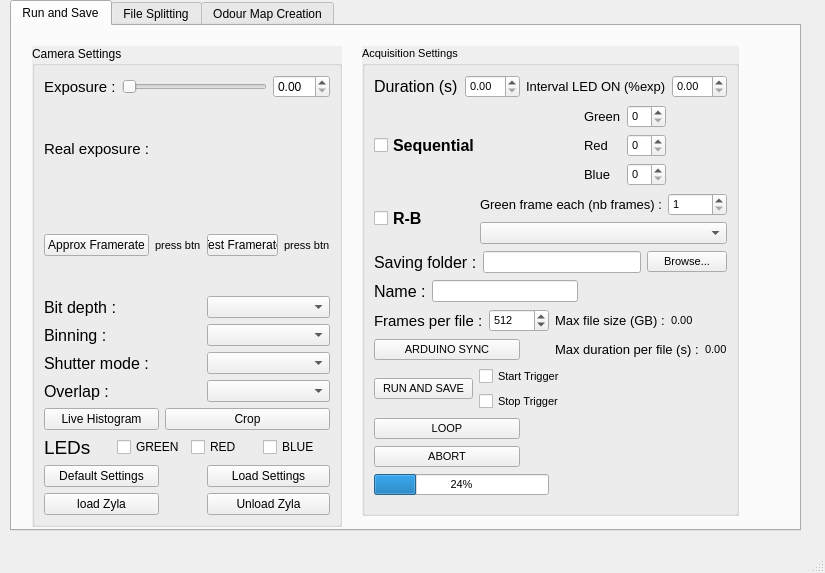
First picture: the form in isoi_window_V2.ui, repository JohnstonLab/OMMI, before the edit.
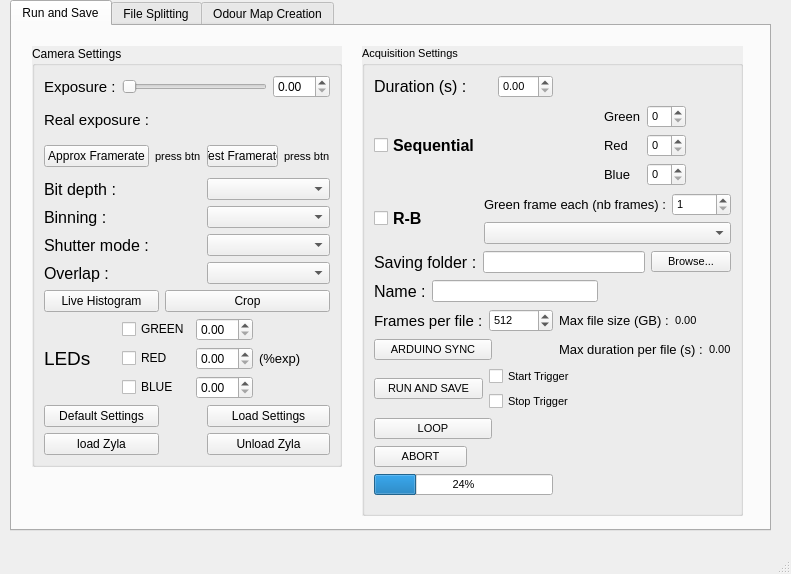
Second picture: the form after the edit.

Commit message: GUI modif + each LED illum time setup

The edit to the form file:
```diff
--- a/isoi_window_V2.ui
+++ b/isoi_window_V2.ui
@@ -6,8 +6,8 @@
    <rect>
     <x>0</x>
     <y>0</y>
-    <width>825</width>
-    <height>573</height>
+    <width>791</width>
+    <height>574</height>
    </rect>
   </property>
   <property name="windowTitle">
@@ -19,7 +19,7 @@
      <rect>
       <x>10</x>
       <y>0</y>
-      <width>791</width>
+      <width>761</width>
       <height>531</height>
      </rect>
     </property>
@@ -36,7 +36,7 @@
         <x>20</x>
         <y>20</y>
         <width>310</width>
-        <height>481</height>
+        <height>421</height>
        </rect>
       </property>
       <property name="autoFillBackground">
@@ -45,7 +45,7 @@
       <property name="title">
        <string>Camera Settings</string>
       </property>
-      <layout class="QGridLayout" name="gridLayout_2">
+      <layout class="QGridLayout" name="gridLayout_4">
        <item row="0" column="0">
         <widget class="QLabel" name="expLabel">
          <property name="font">
@@ -58,7 +58,33 @@
          </property>
         </widget>
        </item>
-       <item row="1" column="3">
+       <item row="0" column="1" colspan="3">
+        <layout class="QHBoxLayout" name="horizontalLayout_4">
+         <item>
+          <widget class="QSlider" name="expSlider">
+           <property name="orientation">
+            <enum>Qt::Horizontal</enum>
+           </property>
+          </widget>
+         </item>
+         <item>
+          <widget class="QDoubleSpinBox" name="C_expSb"/>
+         </item>
+        </layout>
+       </item>
+       <item row="1" column="0" colspan="2">
+        <widget class="QLabel" name="expLabel_2">
+         <property name="font">
+          <font>
+           <pointsize>11</pointsize>
+          </font>
+         </property>
+         <property name="text">
+          <string>Real exposure :</string>
+         </property>
+        </widget>
+       </item>
+       <item row="1" column="2">
         <widget class="QLabel" name="realExp">
          <property name="font">
           <font>
@@ -116,7 +142,7 @@
          </item>
         </layout>
        </item>
-       <item row="3" column="0">
+       <item row="3" column="0" colspan="2">
         <widget class="QLabel" name="label_7">
          <property name="font">
           <font>
@@ -191,7 +217,7 @@
         </widget>
        </item>
        <item row="8" column="0" colspan="4">
-        <layout class="QHBoxLayout" name="horizontalLayout_6">
+        <layout class="QHBoxLayout" name="horizontalLayout_3">
          <item>
           <widget class="QLabel" name="label_2">
            <property name="font">
@@ -205,23 +231,48 @@
           </widget>
          </item>
          <item>
-          <widget class="QCheckBox" name="Green">
-           <property name="text">
-            <string>GREEN</string>
-           </property>
-          </widget>
+          <layout class="QGridLayout" name="gridLayout_2">
+           <item row="0" column="0">
+            <widget class="QCheckBox" name="Green">
+             <property name="text">
+              <string>GREEN</string>
+             </property>
+            </widget>
+           </item>
+           <item row="0" column="1">
+            <widget class="QDoubleSpinBox" name="gExpRatio"/>
+           </item>
+           <item row="1" column="0">
+            <widget class="QCheckBox" name="Red">
+             <property name="text">
+              <string>RED</string>
+             </property>
+            </widget>
+           </item>
+           <item row="1" column="1">
+            <widget class="QDoubleSpinBox" name="rExpRatio"/>
+           </item>
+           <item row="2" column="0">
+            <widget class="QCheckBox" name="Blue">
+             <property name="text">
+              <string>BLUE</string>
+             </property>
+            </widget>
+           </item>
+           <item row="2" column="1">
+            <widget class="QDoubleSpinBox" name="bExpRatio"/>
+           </item>
+          </layout>
          </item>
          <item>
-          <widget class="QCheckBox" name="Red">
-           <property name="text">
-            <string>RED</string>
+          <widget class="QLabel" name="label_15">
+           <property name="font">
+            <font>
+             <pointsize>10</pointsize>
+            </font>
            </property>
-          </widget>
-         </item>
-         <item>
-          <widget class="QCheckBox" name="Blue">
            <property name="text">
-            <string>BLUE</string>
+            <string>(%exp)</string>
            </property>
           </widget>
          </item>
@@ -234,39 +285,6 @@
          </property>
         </widget>
        </item>
-       <item row="10" column="0" colspan="2">
-        <widget class="QPushButton" name="loadBtn">
-         <property name="text">
-          <string>load Zyla</string>
-         </property>
-        </widget>
-       </item>
-       <item row="1" column="0" colspan="2">
-        <widget class="QLabel" name="expLabel_2">
-         <property name="font">
-          <font>
-           <pointsize>11</pointsize>
-          </font>
-         </property>
-         <property name="text">
-          <string>Real exposure :</string>
-         </property>
-        </widget>
-       </item>
-       <item row="0" column="1" colspan="3">
-        <layout class="QHBoxLayout" name="horizontalLayout_4">
-         <item>
-          <widget class="QSlider" name="expSlider">
-           <property name="orientation">
-            <enum>Qt::Horizontal</enum>
-           </property>
-          </widget>
-         </item>
-         <item>
-          <widget class="QDoubleSpinBox" name="C_expSb"/>
-         </item>
-        </layout>
-       </item>
        <item row="9" column="3">
         <widget class="QPushButton" name="loadSettingsFileBtn">
          <property name="text">
@@ -274,6 +292,13 @@
          </property>
         </widget>
        </item>
+       <item row="10" column="0" colspan="2">
+        <widget class="QPushButton" name="loadBtn">
+         <property name="text">
+          <string>load Zyla</string>
+         </property>
+        </widget>
+       </item>
        <item row="10" column="3">
         <widget class="QPushButton" name="unloadBtn">
          <property name="text">
@@ -307,7 +332,7 @@
        <rect>
         <x>350</x>
         <y>20</y>
-        <width>377</width>
+        <width>381</width>
         <height>470</height>
        </rect>
       </property>
@@ -335,38 +360,6 @@
          </property>
         </widget>
        </item>
-       <item row="0" column="1">
-        <widget class="QDoubleSpinBox" name="experimentDuration"/>
-       </item>
-       <item row="0" column="2" colspan="3">
-        <widget class="QLabel" name="label_15">
-         <property name="font">
-          <font>
-           <pointsize>10</pointsize>
-          </font>
-         </property>
-         <property name="text">
-          <string>Interval LED ON (%exp)</string>
-         </property>
-        </widget>
-       </item>
-       <item row="0" column="5">
-        <widget class="QDoubleSpinBox" name="expRatio"/>
-       </item>
-       <item row="1" column="0" colspan="2">
-        <widget class="QCheckBox" name="rgbMode">
-         <property name="font">
-          <font>
-           <pointsize>12</pointsize>
-           <weight>75</weight>
-           <bold>true</bold>
-          </font>
-         </property>
-         <property name="text">
-          <string>Sequential</string>
-         </property>
-        </widget>
-       </item>
        <item row="1" column="4">
         <layout class="QGridLayout" name="gridLayout">
          <item row="0" column="0">
@@ -641,13 +634,30 @@
          </property>
         </widget>
        </item>
-       <item row="9" column="0" colspan="2">
+       <item row="9" column="0">
         <widget class="QPushButton" name="abortBtn">
          <property name="text">
           <string>ABORT</string>
          </property>
         </widget>
        </item>
+       <item row="0" column="2">
+        <widget class="QDoubleSpinBox" name="experimentDuration"/>
+       </item>
+       <item row="1" column="0" colspan="3">
+        <widget class="QCheckBox" name="rgbMode">
+         <property name="font">
+          <font>
+           <pointsize>12</pointsize>
+           <weight>75</weight>
+           <bold>true</bold>
+          </font>
+         </property>
+         <property name="text">
+          <string>Sequential</string>
+         </property>
+        </widget>
+       </item>
       </layout>
       <zorder>label_15</zorder>
       <zorder>expRatio</zorder>
```
Left out of the diff: 10 changed lines with no effect on the pictures. The commit also changes 5 other files.
